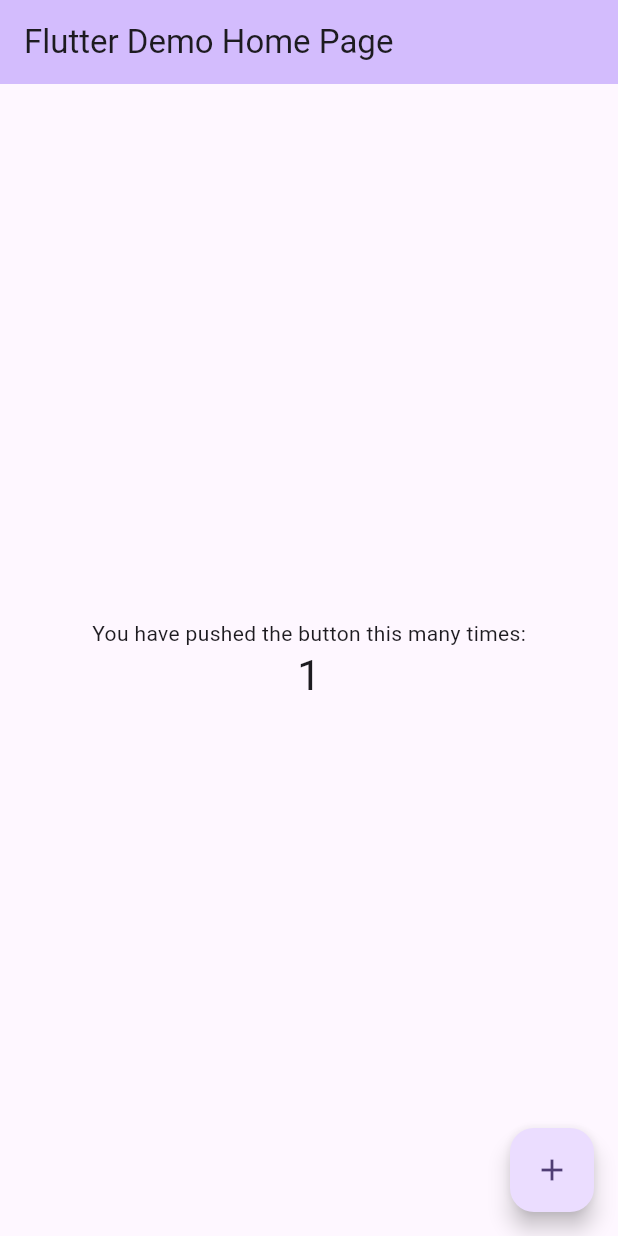
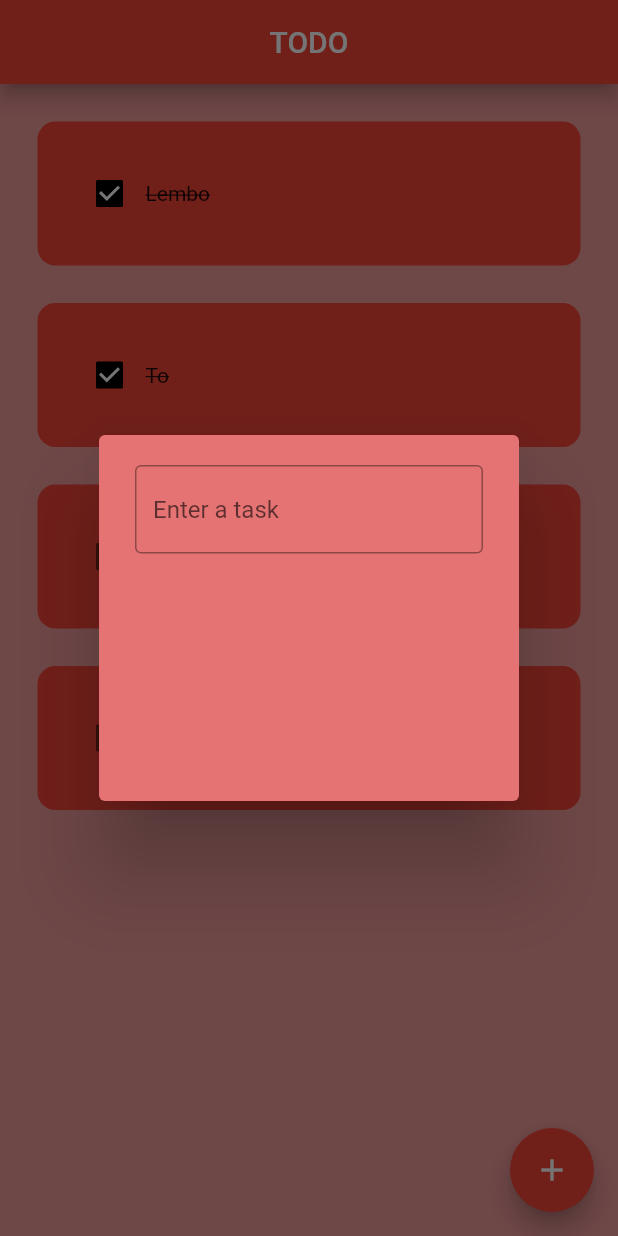
Before and after one commit to lembo2003/dartspeedrun, a Flutter app: the screen it shows after launch, after a tap on the "add" icon, on a phone screen of 412 x 824 dp. Run offline on Flutter 3.47's test engine with Material 3 defaults, Android fonts, the phone set to English and light mode, and no system bars.

Commit message:
half progress

```diff
--- a/lib/main.dart
+++ b/lib/main.dart
@@ -1,4 +1,5 @@
 import 'package:flutter/material.dart';
+import 'package:lesson1/pages/home_page.dart';
 
 void main() {
   runApp(const MyApp());
@@ -7,116 +8,12 @@ void main() {
 class MyApp extends StatelessWidget {
   const MyApp({super.key});
 
-  // This widget is the root of your application.
   @override
   Widget build(BuildContext context) {
     return MaterialApp(
-      title: 'Flutter Demo',
-      theme: ThemeData(
-        // This is the theme of your application.
-        //
-        // TRY THIS: Try running your application with "flutter run". You'll see
-        // the application has a purple toolbar. Then, without quitting the app,
-        // try changing the seedColor in the colorScheme below to Colors.green
-        // and then invoke "hot reload" (save your changes or press the "hot
-        // reload" button in a Flutter-supported IDE, or press "r" if you used
-        // the command line to start the app).
-        //
-        // Notice that the counter didn't reset back to zero; the application
-        // state is not lost during the reload. To reset the state, use hot
-        // restart instead.
-        //
-        // This works for code too, not just values: Most code changes can be
-        // tested with just a hot reload.
-        colorScheme: ColorScheme.fromSeed(seedColor: Colors.deepPurple),
-      ),
-      home: const MyHomePage(title: 'Flutter Demo Home Page'),
+      debugShowCheckedModeBanner: false,
+      home: HomePage(),
+      theme: ThemeData(useMaterial3: false, primarySwatch: Colors.red),
     );
   }
 }
-
-class MyHomePage extends StatefulWidget {
-  const MyHomePage({super.key, required this.title});
-
-  // This widget is the home page of your application. It is stateful, meaning
-  // that it has a State object (defined below) that contains fields that affect
-  // how it looks.
-
-  // This class is the configuration for the state. It holds the values (in this
-  // case the title) provided by the parent (in this case the App widget) and
-  // used by the build method of the State. Fields in a Widget subclass are
-  // always marked "final".
-
-  final String title;
-
-  @override
-  State<MyHomePage> createState() => _MyHomePageState();
-}
-
-class _MyHomePageState extends State<MyHomePage> {
-  int _counter = 0;
-
-  void _incrementCounter() {
-    setState(() {
-      // This call to setState tells the Flutter framework that something has
-      // changed in this State, which causes it to rerun the build method below
-      // so that the display can reflect the updated values. If we changed
-      // _counter without calling setState(), then the build method would not be
-      // called again, and so nothing would appear to happen.
-      _counter++;
-    });
-  }
-
-  @override
-  Widget build(BuildContext context) {
-    // This method is rerun every time setState is called, for instance as done
-    // by the _incrementCounter method above.
-    //
-    // The Flutter framework has been optimized to make rerunning build methods
-    // fast, so that you can just rebuild anything that needs updating rather
-    // than having to individually change instances of widgets.
-    return Scaffold(
-      appBar: AppBar(
-        // TRY THIS: Try changing the color here to a specific color (to
-        // Colors.amber, perhaps?) and trigger a hot reload to see the AppBar
-        // change color while the other colors stay the same.
-        backgroundColor: Theme.of(context).colorScheme.inversePrimary,
-        // Here we take the value from the MyHomePage object that was created by
-        // the App.build method, and use it to set our appbar title.
-        title: Text(widget.title),
-      ),
-      body: Center(
-        // Center is a layout widget. It takes a single child and positions it
-        // in the middle of the parent.
-        child: Column(
-          // Column is also a layout widget. It takes a list of children and
-          // arranges them vertically. By default, it sizes itself to fit its
-          // children horizontally, and tries to be as tall as its parent.
-          //
-          // Column has various properties to control how it sizes itself and
-          // how it positions its children. Here we use mainAxisAlignment to
-          // center the children vertically; the main axis here is the vertical
-          // axis because Columns are vertical (the cross axis would be
-          // horizontal).
-          //
-          // TRY THIS: Invoke "debug painting" (choose the "Toggle Debug Paint"
-          // action in the IDE, or press "p" in the console), to see the
-          // wireframe for each widget.
-          mainAxisAlignment: MainAxisAlignment.center,
-          children: <Widget>[
-            const Text('You have pushed the button this many times:'),
-            Text(
-              '$_counter',
-              style: Theme.of(context).textTheme.headlineMedium,
-            ),
-          ],
-        ),
-      ),
-      floatingActionButton: FloatingActionButton(
-        onPressed: _incrementCounter,
-        tooltip: 'Increment',
-        child: const Icon(Icons.add),
-      ), // This trailing comma makes auto-formatting nicer for build methods.
-    );
-  }
-}
--- /dev/null
+++ b/lib/pages/home_page.dart
@@ -0,0 +1,62 @@
+import 'package:flutter/material.dart';
+import 'package:lesson1/utils/dialog_box.dart';
+import 'package:lesson1/utils/todo_tile.dart';
+
+class HomePage extends StatefulWidget {
+  const HomePage({super.key});
+
+  @override
+  State<HomePage> createState() => _HomePageState();
+}
+
+class _HomePageState extends State<HomePage> {
+  List todoList = [
+    ["Lembo", true],
+    ["To", true],
+    ["Him", false],
+    ["Anle", false],
+  ];
+
+  //check box changed
+  void checkBoxChanged(bool? value, int index) {
+    setState(() {
+      todoList[index][1] = !todoList[index][1];
+    });
+  }
+
+  //create a new task
+  void createNewTask() {
+    showDialog(
+      context: context,
+      builder: (context) {
+        return DialogBox();
+      },
+    );
+  }
+
+  @override
+  Widget build(BuildContext context) {
+    return Scaffold(
+      backgroundColor: Colors.red[200],
+      appBar: AppBar(
+        backgroundColor: Colors.red,
+        title: Center(child: Text("TODO")),
+        elevation: 5,
+      ),
+      floatingActionButton: FloatingActionButton(
+        onPressed: createNewTask,
+        child: Icon(Icons.add),
+      ),
+      body: ListView.builder(
+        itemCount: todoList.length,
+        itemBuilder: (context, index) {
+          return TodoTile(
+            taskName: todoList[index][0],
+            taskCompleted: todoList[index][1],
+            onChanged: (value) => checkBoxChanged(value, index),
+          );
+        },
+      ),
+    );
+  }
+}
--- /dev/null
+++ b/lib/utils/dialog_box.dart
@@ -0,0 +1,34 @@
+import 'package:flutter/material.dart';
+
+class DialogBox extends StatelessWidget {
+  const DialogBox({super.key});
+
+  @override
+  Widget build(BuildContext context) {
+    return AlertDialog(
+      backgroundColor: Colors.red[300],
+      content: Container(
+        height: 200,
+        child: Column(
+          children: [
+            //get user input
+            TextField(
+              decoration: InputDecoration(
+                border: OutlineInputBorder(),
+                hintText: "Enter a task",
+              ),
+            ),
+            Row(
+              children: [
+                //ok button
+
+                //cancel button
+              ],
+            ),
+            //button save,cancel
+          ],
+        ),
+      ),
+    );
+  }
+}
--- /dev/null
+++ b/lib/utils/my_button.dart
@@ -0,0 +1,10 @@
+import 'package:flutter/material.dart';
+
+class MyButton extends StatelessWidget {
+  const MyButton({super.key});
+
+  @override
+  Widget build(BuildContext context) {
+    return const Placeholder();
+  }
+}
--- /dev/null
+++ b/lib/utils/todo_tile.dart
@@ -0,0 +1,47 @@
+import 'package:flutter/material.dart';
+
+class TodoTile extends StatelessWidget {
+  final String taskName;
+  final bool taskCompleted;
+  Function(bool?)? onChanged;
+
+  TodoTile({
+    super.key,
+    required this.taskName,
+    required this.taskCompleted,
+    required this.onChanged,
+  });
+  @override
+  Widget build(BuildContext context) {
+    return Padding(
+      padding: const EdgeInsets.only(left: 25.0, right: 25, top: 25),
+      child: Container(
+        padding: EdgeInsets.all(24),
+        decoration: BoxDecoration(
+          color: Colors.red,
+          borderRadius: BorderRadius.circular(12),
+        ),
+        child: Row(
+          children: [
+            //checkbox
+            Checkbox(
+              value: taskCompleted,
+              onChanged: onChanged,
+              activeColor: Colors.black,
+            ),
+            //task name
+            Text(
+              taskName,
+              style: TextStyle(
+                decoration:
+                    taskCompleted
+                        ? TextDecoration.lineThrough
+                        : TextDecoration.none,
+              ),
+            ),
+          ],
+        ),
+      ),
+    );
+  }
+}
```
